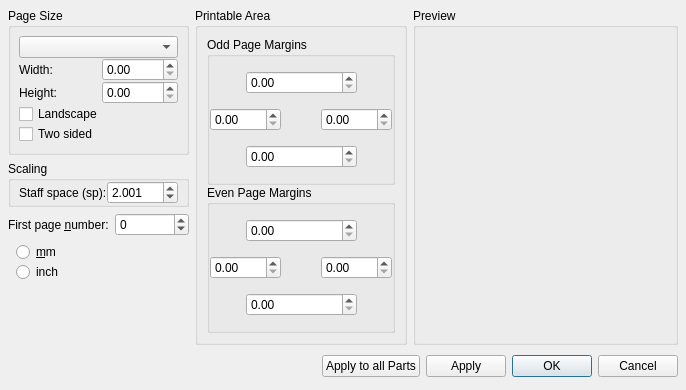
First picture: the form in mscore/pagesettings.ui, repository ericfont/MuseScore, before the edit.
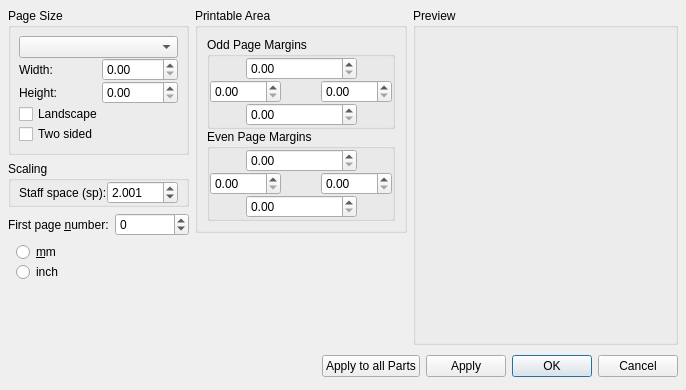
Second picture: the form after the edit.

Commit message: vertical spacer below both 1st & 2nd columns

```diff
--- a/mscore/pagesettings.ui
+++ b/mscore/pagesettings.ui
@@ -510,6 +510,19 @@
        </layout>
       </widget>
      </item>
+     <item>
+      <spacer name="verticalSpacer_3">
+       <property name="orientation">
+        <enum>Qt::Vertical</enum>
+       </property>
+       <property name="sizeHint" stdset="0">
+        <size>
+         <width>20</width>
+         <height>40</height>
+        </size>
+       </property>
+      </spacer>
+     </item>
     </layout>
    </item>
    <item row="0" column="2" rowspan="2">
```
